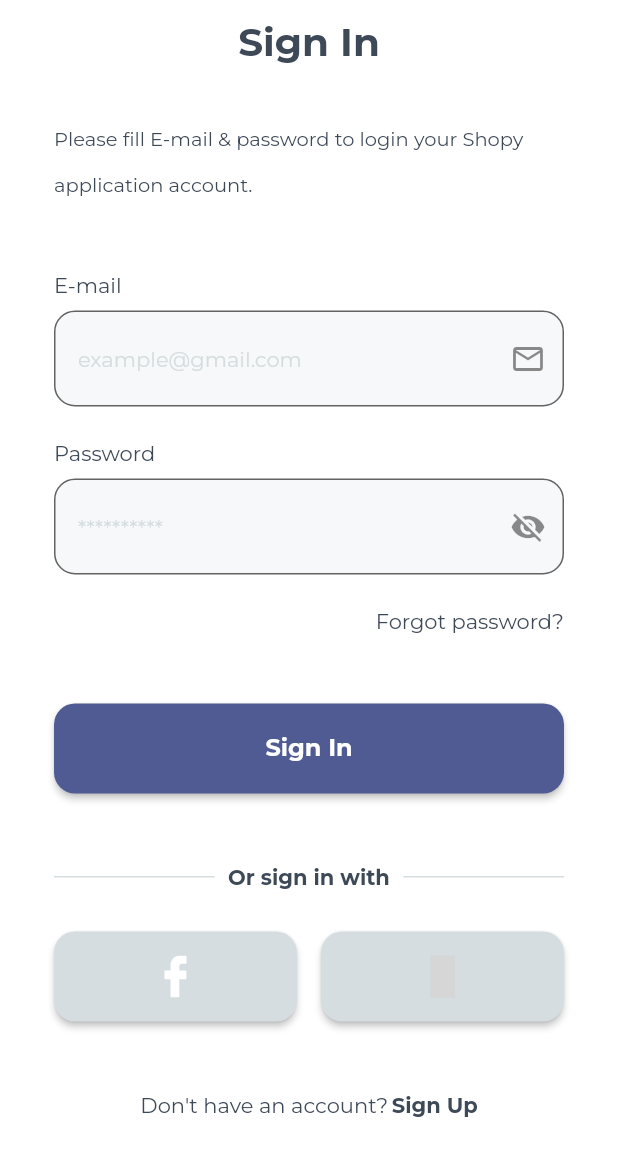
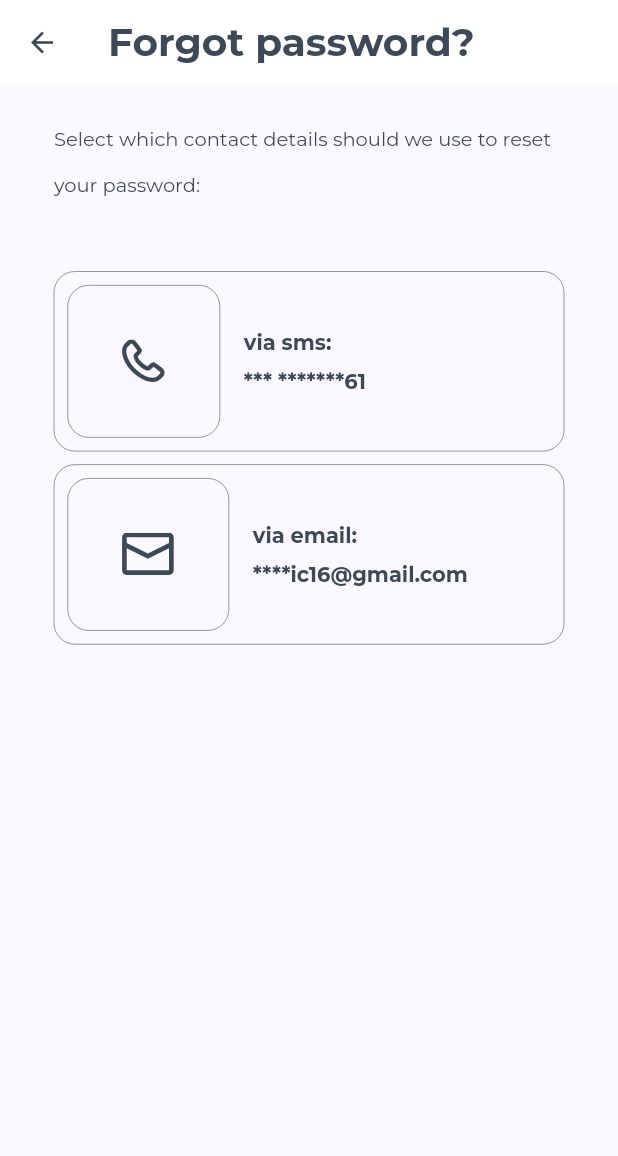
Before and after one commit to LaithMahdi/shopy, a Flutter app: the screen it shows after launch, after a tap on "Forgot password?", on a phone screen of 412 x 824 dp. Shown: the top 1156 px of the screen. Run offline on Flutter 3.47's test engine with Material 2 defaults, Android fonts, the light colour scheme and no system bars; our stand-ins replace flutter_svg, get, shared_preferences; grey boxes are pictures that could not be loaded.

Commit message:
finish forgot password

```diff
--- a/lib/core/constant/app_size.dart
+++ b/lib/core/constant/app_size.dart
@@ -9,8 +9,9 @@ class AppSize {
   static const double paddingBetween = 9;
   // text
   static const double textHeightSm = 2.4;
-  // border Raduis
+  // border
   static const double borderRaduis = 14;
+  static const double border = 0.37;
   // button
   static const double buttonPadding = 20;
 }
--- a/lib/core/constant/image_asset.dart
+++ b/lib/core/constant/image_asset.dart
@@ -5,4 +5,6 @@ class AppImageAsset {
   static const String logo = "$rootImages/icones/logo.svg";
   static const String facebook = "$rootImages/icones/facebook.svg";
   static const String google = "$rootImages/icones/google.svg";
+  static const String phone = "$rootImages/icones/phone.svg";
+  static const String mail = "$rootImages/icones/mail.svg";
 }
--- a/lib/core/constant/routes.dart
+++ b/lib/core/constant/routes.dart
@@ -1,5 +1,7 @@
 class AppRoute {
   static const String splash = "/";
+  static const String onboarding = "/onboarding";
   static const String login = "/login";
   static const String signUp = "/sign_up";
+  static const String forgotPassword = "/forgot_password";
 }
--- a/lib/core/localization/translation.dart
+++ b/lib/core/localization/translation.dart
@@ -17,6 +17,21 @@ class MyTranslation extends Translations {
           "10": "اسم",
           "11": "أو قم بالتسجيل",
           "12": "هل لديك حساب؟",
+          "13": "اسم مستخدم غير صالح",
+          "14": "بريد إلكتروني غير صالح",
+          "15": "لا يمكن أن تكون فارغة",
+          "16": "لا يمكن أن يكون أقل من",
+          "17": "لا يمكن أن يكون أكبر من",
+          "18": "اختر اللغة",
+          "19": "العربية",
+          "20": "الإنجليزية",
+          "21":
+              "حدد تفاصيل الاتصال التي يجب أن نستخدمها لإعادة تعيين كلمة المرور الخاصة بك:",
+          "22": "عبر الرسائل القصيرة:",
+          "23": "عبر البريد الالكتروني:",
+          "24": "رمز الاسترداد",
+          "25":
+              "تم إرسال رمز الاسترداد إلى هاتفك المحمول. وقت انتهاء صلاحية الرمز هو 120 ثانية.\nالرجاء إدخال الرمز:",
         },
         "en": {
           "1": "Sign In",
@@ -32,6 +47,21 @@ class MyTranslation extends Translations {
           "10": "Name",
           "11": "Or sign up with",
           "12": "Already have an account?",
+          "13": "not valid username",
+          "14": "not valid email",
+          "15": "can't be Empty",
+          "16": "can't be less than",
+          "17": "can't be larger than",
+          "18": "Choose language",
+          "19": "Arabic",
+          "20": "English",
+          "21":
+              "Select which contact details should we use to reset your password:",
+          "22": "via sms:",
+          "23": "via email:",
+          "24": "Recovery code",
+          "25":
+              "The recovery code was sent to your mobile. Code expiration time is 120s.\nPlease enter the code:"
         }
       };
 }
--- a/lib/routes.dart
+++ b/lib/routes.dart
@@ -1,11 +1,22 @@
 import 'package:get/get.dart';
 import 'package:shopy/core/constant/routes.dart';
+import 'package:shopy/core/middleware/onboarding_middleware.dart';
+import 'package:shopy/view/screen/authentification/forgot_password.dart';
 import 'package:shopy/view/screen/authentification/sign_in.dart';
 import 'package:shopy/view/screen/authentification/sign_up.dart';
+import 'package:shopy/view/screen/onboarding/onboarding.dart';
 import 'package:shopy/view/screen/splash/splash_screen.dart';
 
 List<GetPage<dynamic>>? routes = [
   GetPage(name: AppRoute.splash, page: () => const SplashScreen()),
   GetPage(name: AppRoute.login, page: () => const SignInScreen()),
+  GetPage(
+      name: AppRoute.onboarding,
+      page: () => const OnboardingScreen(),
+      middlewares: [
+        OnboardingMiddleware(),
+      ]),
   GetPage(name: AppRoute.signUp, page: () => const SignUpScreen()),
+  GetPage(
+      name: AppRoute.forgotPassword, page: () => const ForgotPasswordScreen()),
 ];
--- /dev/null
+++ b/lib/view/screen/authentification/forgot_password.dart
@@ -0,0 +1,45 @@
+import 'package:flutter/material.dart';
+import 'package:get/get.dart';
+import 'package:shopy/core/constant/app_size.dart';
+import 'package:shopy/core/constant/color.dart';
+import 'package:shopy/core/constant/image_asset.dart';
+import 'package:shopy/view/widget/authentification/custom_text_top_auth.dart';
+import 'package:shopy/view/widget/authentification/forgot_password/custom_card_forgot_password.dart';
+import 'package:shopy/view/widget/back_button.dart';
+
+class ForgotPasswordScreen extends StatelessWidget {
+  const ForgotPasswordScreen({super.key});
+
+  @override
+  Widget build(BuildContext context) {
+    return Scaffold(
+      appBar: AppBar(
+        leading: const CustomBackButton(),
+        title: Text("5".tr, style: Get.textTheme.displayLarge),
+        backgroundColor: AppColor.primaryColorWhite,
+        elevation: 0,
+      ),
+      body: Padding(
+        padding: const EdgeInsets.symmetric(
+          horizontal: AppSize.paddingContentScreen,
+        ),
+        child: Column(children: [
+          const SizedBox(height: AppSize.md),
+          CustomTextTopAuth(title: "21".tr),
+          const SizedBox(height: AppSize.xlg),
+          CustomCardForgotPassword(
+            picture: AppImageAsset.phone,
+            title: "22".tr,
+            subTitle: "*** *******61",
+          ),
+          const SizedBox(height: AppSize.paddingBetween),
+          CustomCardForgotPassword(
+            picture: AppImageAsset.mail,
+            title: "23".tr,
+            subTitle: "****ic16@gmail.com",
+          ),
+        ]),
+      ),
+    );
+  }
+}
--- a/lib/view/screen/authentification/sign_in.dart
+++ b/lib/view/screen/authentification/sign_in.dart
@@ -11,6 +11,7 @@ import 'package:shopy/view/widget/authentification/custom_primary_button.dart';
 import 'package:shopy/view/widget/authentification/custom_secondary_button.dart';
 import 'package:shopy/view/widget/authentification/custom_text_auth.dart';
 import 'package:shopy/view/widget/authentification/custom_text_form_field.dart';
+import 'package:shopy/view/widget/authentification/custom_text_top_auth.dart';
 
 class SignInScreen extends StatelessWidget {
   const SignInScreen({super.key});
@@ -21,11 +22,7 @@ class SignInScreen extends StatelessWidget {
     return Scaffold(
       backgroundColor: AppColor.primaryColorWhite,
       appBar: AppBar(
-        title: Text(
-          "1".tr,
-          style: Get.textTheme.displayLarge,
-        ),
-        centerTitle: true,
+        title: Text("1".tr, style: Get.textTheme.displayLarge),
         backgroundColor: AppColor.primaryColorWhite,
         elevation: 0,
       ),
@@ -37,14 +34,7 @@ class SignInScreen extends StatelessWidget {
           key: controller.formstate,
           child: ListView(children: <Widget>[
             const SizedBox(height: AppSize.md),
-            Text(
-              "2".tr,
-              style: Get.textTheme.headlineMedium!.copyWith(
-                fontWeight: FontWeight.w400,
-                fontSize: 13,
-                height: AppSize.textHeightSm,
-              ),
-            ),
+            CustomTextTopAuth(title: "2".tr),
             const SizedBox(height: AppSize.xlg),
             CustomTextAuth(title: "3".tr),
             const SizedBox(height: AppSize.paddingBetween),
@@ -95,14 +85,14 @@ class SignInScreen extends StatelessWidget {
               children: [
                 Expanded(
                   child: CustomSecondaryButton(
-                    onPressed: () => controller.signInwithFacebook(),
+                    onPressed: () => controller.signInWithFacebook(),
                     picture: AppImageAsset.facebook,
                   ),
                 ),
                 const SizedBox(width: AppSize.md),
                 Expanded(
                   child: CustomSecondaryButton(
-                    onPressed: () => controller.signInwithGoogle(),
+                    onPressed: () => controller.signInWithGoogle(),
                     picture: AppImageAsset.google,
                   ),
                 )
--- a/lib/view/screen/authentification/sign_up.dart
+++ b/lib/view/screen/authentification/sign_up.dart
@@ -24,11 +24,7 @@ class SignUpScreen extends StatelessWidget {
       backgroundColor: AppColor.primaryColorWhite,
       appBar: AppBar(
         leading: const CustomBackButton(),
-        title: Text(
-          "8".tr,
-          style: Get.textTheme.displayLarge,
-        ),
-        centerTitle: true,
+        title: Text("8".tr, style: Get.textTheme.displayLarge),
         backgroundColor: AppColor.primaryColorWhite,
         elevation: 0,
       ),
--- a/lib/view/widget/authentification/custom_text_auth.dart
+++ b/lib/view/widget/authentification/custom_text_auth.dart
@@ -3,14 +3,21 @@ import 'package:get/get.dart';
 
 class CustomTextAuth extends StatelessWidget {
   final String title;
-  const CustomTextAuth({super.key, required this.title});
+  final bool? semiBold;
+  const CustomTextAuth({
+    super.key,
+    required this.title,
+    this.semiBold,
+  });
 
   @override
   Widget build(BuildContext context) {
     return Text(
       title,
       style: Get.textTheme.headlineMedium!.copyWith(
-        fontWeight: FontWeight.w500,
+        fontWeight: semiBold == null || semiBold == false
+            ? FontWeight.w500
+            : FontWeight.w600,
       ),
     );
   }
--- /dev/null
+++ b/lib/view/widget/authentification/custom_text_top_auth.dart
@@ -0,0 +1,20 @@
+import 'package:flutter/widgets.dart';
+import 'package:get/get.dart';
+import 'package:shopy/core/constant/app_size.dart';
+
+class CustomTextTopAuth extends StatelessWidget {
+  final String title;
+  const CustomTextTopAuth({super.key, required this.title});
+
+  @override
+  Widget build(BuildContext context) {
+    return Text(
+      title,
+      style: Get.textTheme.headlineMedium!.copyWith(
+        fontWeight: FontWeight.w400,
+        fontSize: 13,
+        height: AppSize.textHeightSm,
+      ),
+    );
+  }
+}
--- /dev/null
+++ b/lib/view/widget/authentification/forgot_password/custom_card_forgot_password.dart
@@ -0,0 +1,59 @@
+import 'package:flutter/widgets.dart';
+import 'package:flutter_svg/flutter_svg.dart';
+import 'package:shopy/core/constant/app_size.dart';
+import 'package:shopy/core/constant/color.dart';
+import 'package:shopy/view/widget/authentification/custom_text_auth.dart';
+
+class CustomCardForgotPassword extends StatelessWidget {
+  final String picture;
+  final String title;
+  final String subTitle;
+  const CustomCardForgotPassword({
+    super.key,
+    required this.picture,
+    required this.title,
+    required this.subTitle,
+  });
+
+  @override
+  Widget build(BuildContext context) {
+    return Container(
+      padding: const EdgeInsets.all(AppSize.paddingBetween),
+      decoration: BoxDecoration(
+        border: Border.all(
+          color: AppColor.primaryColorGrey,
+          width: AppSize.border,
+          strokeAlign: BorderSide.strokeAlignCenter,
+        ),
+        borderRadius: BorderRadius.circular(AppSize.borderRaduis),
+      ),
+      child: Row(
+        children: [
+          Container(
+            padding: const EdgeInsets.all(AppSize.paddingContentScreen),
+            decoration: BoxDecoration(
+              border: Border.all(
+                color: AppColor.primaryColorGrey,
+                width: AppSize.border,
+                strokeAlign: BorderSide.strokeAlignCenter,
+              ),
+              borderRadius: BorderRadius.circular(AppSize.borderRaduis),
+            ),
+            child: SvgPicture.asset(picture),
+          ),
+          const SizedBox(width: AppSize.md),
+          Column(
+            crossAxisAlignment: CrossAxisAlignment.start,
+            children: [
+              CustomTextAuth(title: title, semiBold: true),
+              const SizedBox(
+                height: AppSize.paddingBetween,
+              ),
+              CustomTextAuth(title: subTitle, semiBold: true),
+            ],
+          )
+        ],
+      ),
+    );
+  }
+}
```
Also changed, not shown: lib/controller/authentification/sign_in_controller.dart (+14 -8 lines), lib/controller/onboarding/onboarding_controller.dart (added, +27 -0 lines), lib/core/functions/valid_input.dart (+5 -5 lines), lib/core/middleware/onboarding_middleware.dart (added, +18 -0 lines), lib/view/screen/onboarding/onboarding.dart (added, +63 -0 lines).
